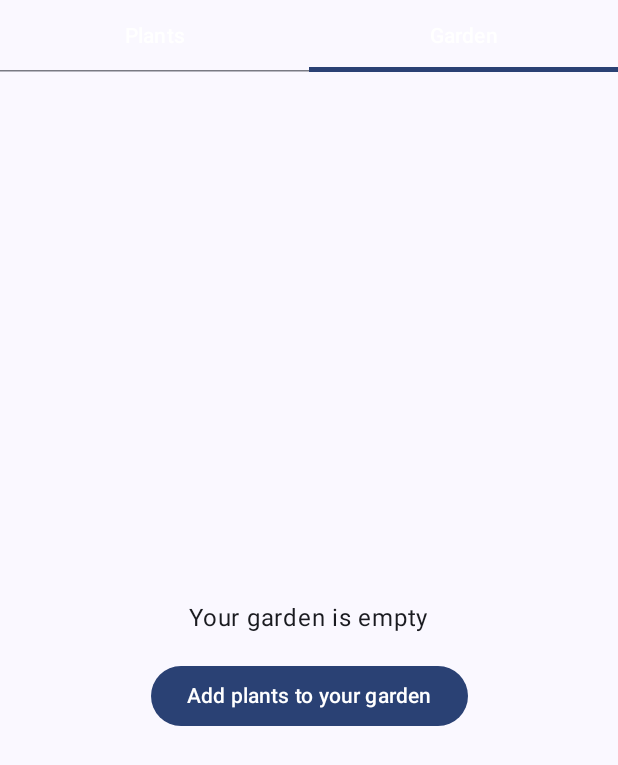
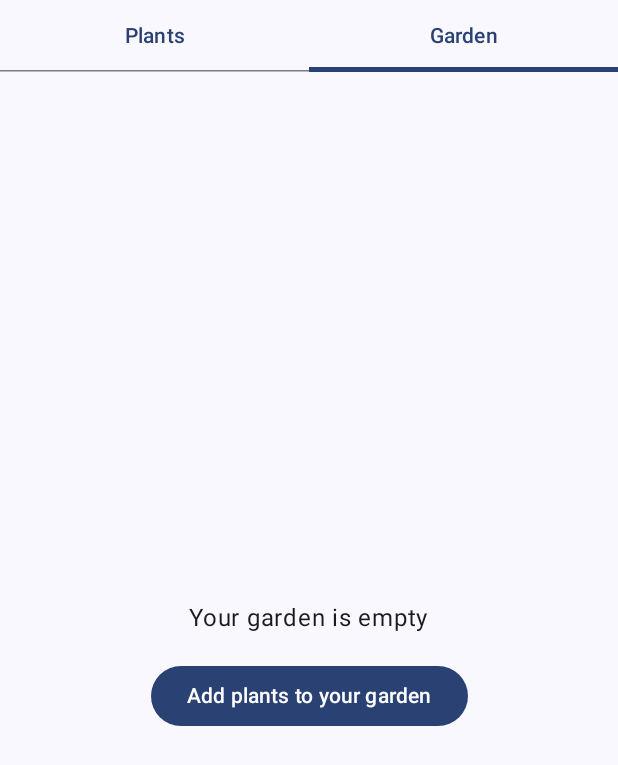
Before and after one commit to Ruben00alex/SunflowerApp, an Android app built with Jetpack Compose: the DashboardActivity screen opened directly, with no data from a screen before it, tab 2 chosen, on a phone screen of 412 x 824 dp. Shown: the top 765 px of the screen. Run offline under Robolectric (Android 15) with nearby library versions, the phone set to English and light mode, and no system bars; pictures from the network do not load.

Commit message:
ui fixes

```diff
--- a/app/src/main/java/com/example/sunflowerapp/DashboardActivity.kt
+++ b/app/src/main/java/com/example/sunflowerapp/DashboardActivity.kt
@@ -49,4 +49,9 @@ class DashboardActivity : ComponentActivity() {
             }
         }
     }
+
+    override fun onResume() {
+        super.onResume()
+         viewModel.loadGardenPlants()
+    }
 }
--- a/app/src/main/java/com/example/sunflowerapp/composables/PlantCard.kt
+++ b/app/src/main/java/com/example/sunflowerapp/composables/PlantCard.kt
@@ -77,7 +77,6 @@ fun PlantCard(
 fun PlantImage(
     imageUrl: String,
     modifier: Modifier = Modifier,
-    contentScale: ContentScale = ContentScale.Crop
 ) {
     AsyncImage(
         model = ImageRequest.Builder(LocalContext.current)
--- a/app/src/main/java/com/example/sunflowerapp/composables/PlantList.kt
+++ b/app/src/main/java/com/example/sunflowerapp/composables/PlantList.kt
@@ -15,7 +15,7 @@ import com.example.sunflowerapp.models.Plant
 fun PlantList(listOfPlants: List<Plant>, onClick: (Plant) -> Unit) {
     Box(modifier = Modifier.padding(0.dp)) {
         LazyVerticalGrid(
-            columns = GridCells.Fixed(2),
+            columns = GridCells.Fixed(1),
             modifier = Modifier.padding(16.dp)
         ) {
             items(listOfPlants) { plant ->
--- a/app/src/main/java/com/example/sunflowerapp/models/PlantClass.kt
+++ b/app/src/main/java/com/example/sunflowerapp/models/PlantClass.kt
@@ -18,6 +18,4 @@ data class Plant(
     @SerialName("imageUrl") val imageUrl: String,
     @SerialName("plantedDate") val plantedDate: String? = null,
     val lastWateredDate: String? = null,
-    val inGarden: Boolean = false
-
 ) : Parcelable
--- a/app/src/main/java/com/example/sunflowerapp/screens/DashboardScreen.kt
+++ b/app/src/main/java/com/example/sunflowerapp/screens/DashboardScreen.kt
@@ -33,8 +33,8 @@ fun DashboardScreen(viewModel: GardenViewModel, onClick: (Plant) -> Unit  ){
     val tabs = listOf("Plants", "Garden")
     val (selectedTabIndex, setSelectedTabIndex) = remember { mutableStateOf(0) }
 
-    val gardenPlants =viewModel.gardenPlants.collectAsState()
-    val plantList = remember { viewModel.getPlants() }
+    val gardenPlants = viewModel.gardenPlants.collectAsState()
+    val plantList = viewModel.getPlants()
 
     val pagerState = rememberPagerState {
         tabs.size
@@ -42,11 +42,14 @@ fun DashboardScreen(viewModel: GardenViewModel, onClick: (Plant) -> Unit  ){
     Column {
         TabRow(
             selectedTabIndex = selectedTabIndex,
-            contentColor = MaterialTheme.colorScheme.onPrimary
+            contentColor = MaterialTheme.colorScheme.primary
         ) {
             tabs.forEachIndexed { index, title ->
                 Tab(
-                    text = { Text(title) },
+                    text = { Text(
+                        text= title,
+
+                        ) },
                     selected = selectedTabIndex == index,
                     onClick = {
                         setSelectedTabIndex(index)
@@ -58,17 +61,18 @@ fun DashboardScreen(viewModel: GardenViewModel, onClick: (Plant) -> Unit  ){
             }
         }
 
-        LaunchedEffect(key1 = gardenPlants.value) {
-            // This block will execute every time gardenPlants.value changes,
-            // forcing recomposition of everything inside it.
-            Log.d("DashboardScreen", "Garden plants changed")
-        }
         LaunchedEffect(selectedTabIndex) {
             pagerState.animateScrollToPage(selectedTabIndex)
+            if (selectedTabIndex == 1) {
+                viewModel.loadGardenPlants()
+            }
         }
 
         LaunchedEffect(pagerState.currentPage) {
             setSelectedTabIndex(pagerState.currentPage)
+            if (pagerState.currentPage == 1) {
+                viewModel.loadGardenPlants()
+            }
         }
         HorizontalPager(
             state = pagerState,
@@ -76,7 +80,7 @@ fun DashboardScreen(viewModel: GardenViewModel, onClick: (Plant) -> Unit  ){
         ) { index ->
             when (index) {
                 0 -> PlantList(plantList, onClick = onClick)
-                1 -> GardenGrid(gardenPlants.value, onClick = { setSelectedTabIndex(0) }, viewModel = viewModel  )
+                1 -> GardenGrid(gardenPlants.value, onClick = { setSelectedTabIndex(0) }, viewModel = viewModel ,openDetailActivity = onClick)
                 else -> throw IllegalStateException("Unexpected index: $index")
             }
 
--- a/app/src/main/java/com/example/sunflowerapp/viewmodels/GardenViewModel.kt
+++ b/app/src/main/java/com/example/sunflowerapp/viewmodels/GardenViewModel.kt
@@ -24,24 +24,28 @@ class GardenViewModel(private val plantRepository: PlantRepository) : ViewModel(
     fun loadGardenPlants() {
         viewModelScope.launch {
             _gardenPlants.value = plantRepository.getGardenPlants()
+
         }
     }
     fun waterPlant(plantId: String) {
         viewModelScope.launch {
 
             _gardenPlants.value =plantRepository.waterPlantById(plantId)
+            loadGardenPlants()
         }
     }
     fun getPlants() = plantRepository.getPlants()
     fun addPlantToGarden(plant: Plant) {
         viewModelScope.launch {
             _gardenPlants.value = plantRepository.addPlantToGarden(plant)
+            loadGardenPlants()
         }
     }
 
     fun removePlantFromGarden(plant: Plant) {
         viewModelScope.launch {
             _gardenPlants.value = plantRepository.removePlantFromGarden(plant)
+            loadGardenPlants()
         }
     }
 }
```
Also changed, not shown: app/src/main/java/com/example/sunflowerapp/composables/PlantGardenCard.kt (+26 -9 lines), app/src/main/java/com/example/sunflowerapp/screens/PlantDetailScreen.kt (+57 -20 lines).
